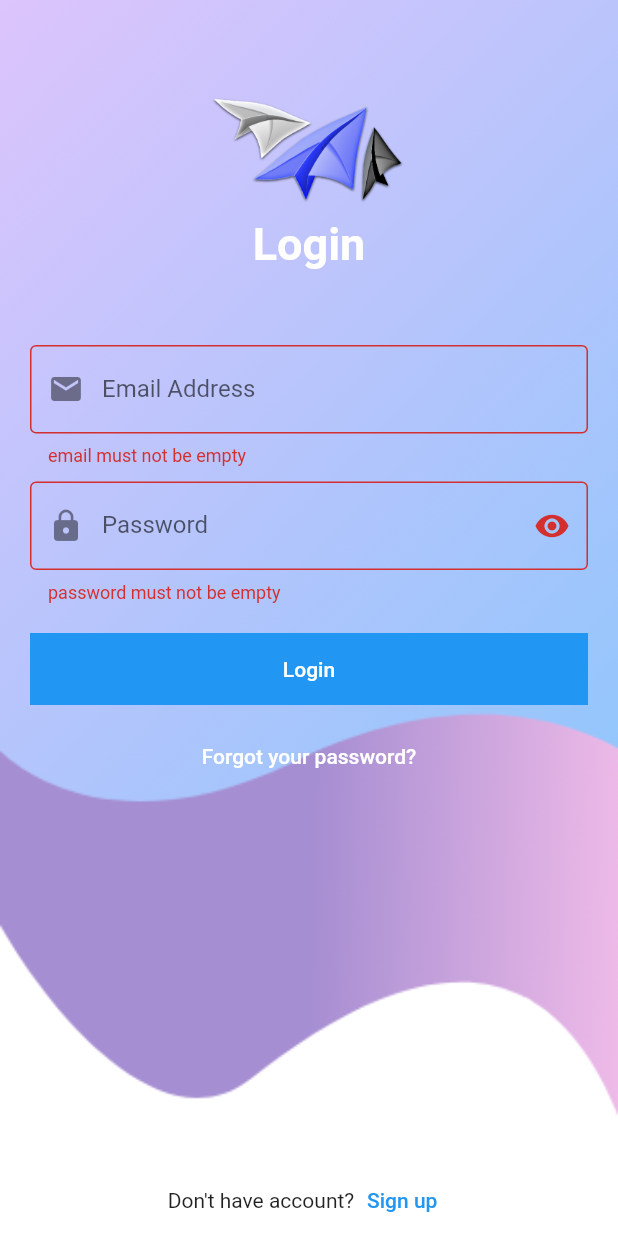
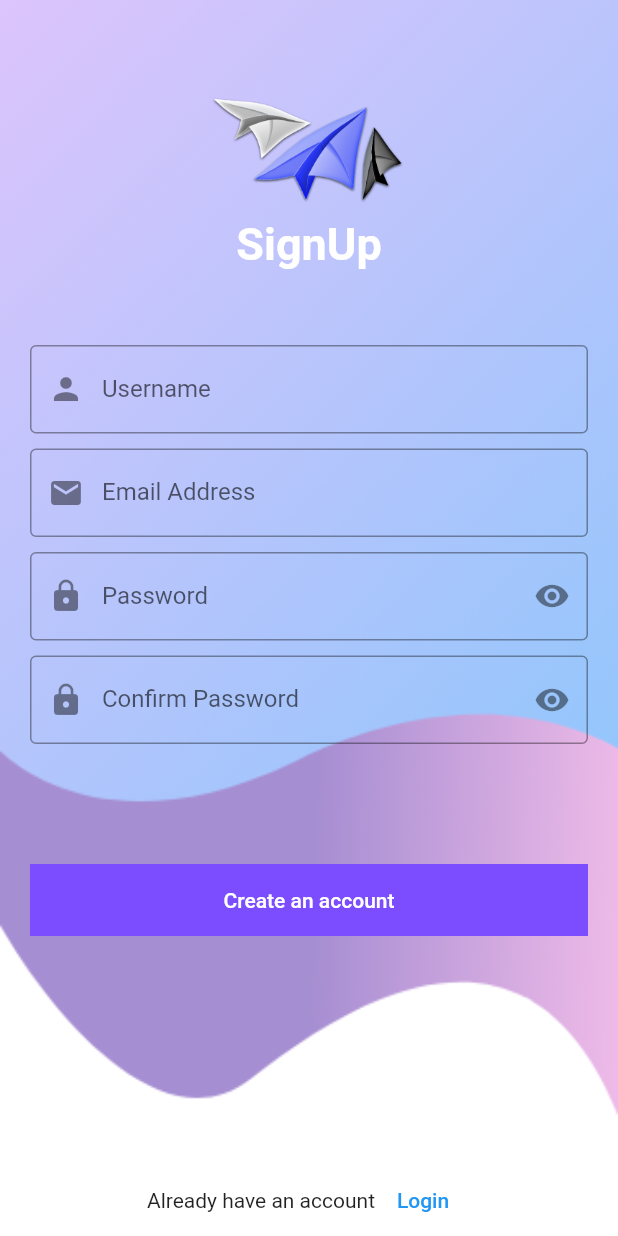
Before and after one commit to AyoubOuazizi/chatApp, a Flutter app: the screen it shows after launch, after a tap on "Login", after a tap on "Sign up", on a phone screen of 412 x 824 dp. Run offline on Flutter 3.47's test engine with Material 2 defaults, Android fonts, the phone set to English and light mode, and no system bars.

Commit message:
Sign up added & login modified

```diff
--- /dev/null
+++ b/chat_app/lib/modules/SignUp/SignUp_screen.dart
@@ -0,0 +1,180 @@
+import 'package:chat_app/modules/login/login_screen.dart';
+import 'package:flutter/material.dart';
+
+class SignUpScreen extends StatelessWidget {
+
+  var usernameController = TextEditingController();
+  var emailController = TextEditingController();
+  var passwordController = TextEditingController();
+  var confirmPasswordController = TextEditingController();
+
+  @override
+  Widget build(BuildContext context) {
+    return Scaffold(
+      body: Container(
+          width: double.infinity,
+          height: double.infinity,
+          decoration: const BoxDecoration(
+              image: DecorationImage(
+                image: AssetImage("assets/images/backLogin.png"),
+                fit: BoxFit.cover,
+              )
+          ),
+
+          child: Padding(
+            padding: const EdgeInsets.only(
+              top: 20.0,
+              left: 20.0,
+              right: 20.0,
+            ),
+            child: Column(
+              children: [
+                Expanded(
+                    child: SingleChildScrollView(
+                      child: Column(
+                        children: [
+                          Stack(
+                            alignment: Alignment.bottomCenter,
+                            children: [
+                              Padding(
+                                padding: EdgeInsetsDirectional.only(
+                                  bottom: 10.0,
+                                ),
+                                child: Image(
+                                  image: AssetImage('assets/images/logo.png'),
+                                  height: 150.0,
+                                  width: 150.0,
+                                ),
+                              ),
+                              Text(
+                                'SignUp',
+                                style: TextStyle(
+                                  fontSize: 30.0,
+                                  fontWeight: FontWeight.bold,
+                                  color: Colors.white,
+                                ),
+                              ),
+                            ],
+                          ),
+                          const SizedBox(
+                            height: 50.0,
+                          ),
+                          TextFormField(
+                            controller: usernameController,
+                            keyboardType: TextInputType.text,
+                            onFieldSubmitted: (value) {},
+                            decoration: InputDecoration(
+                              labelText: "Username",
+                              prefixIcon: Icon(
+                                Icons.person,
+                              ),
+                              border: OutlineInputBorder(),
+                            ),
+                          ),
+                          const SizedBox(
+                            height: 10.0,
+                          ),
+                          TextFormField(
+                            controller: emailController,
+                            keyboardType: TextInputType.emailAddress,
+                            onFieldSubmitted: (value) {},
+                            decoration: InputDecoration(
+                              labelText: "Email Address",
+                              prefixIcon: Icon(
+                                Icons.email,
+                              ),
+                              border: OutlineInputBorder(),
+                            ),
+                          ),
+                          const SizedBox(
+                            height: 10.0,
+                          ),
+                          TextFormField(
+                            controller: passwordController,
+                            keyboardType: TextInputType.visiblePassword,
+                            obscureText: true,
+                            onFieldSubmitted: (value) {},
+                            decoration: InputDecoration(
+                              labelText: "Password",
+                              prefixIcon: Icon(
+                                Icons.lock,
+                              ),
+                              suffixIcon: Icon(
+                                Icons.remove_red_eye,
+                              ),
+                              border: OutlineInputBorder(),
+                            ),
+                          ),
+                          const SizedBox(
+                            height: 10.0,
+                          ),
+                          TextFormField(
+                            controller: confirmPasswordController,
+                            keyboardType: TextInputType.visiblePassword,
+                            obscureText: true,
+                            onFieldSubmitted: (value) {},
+                            decoration: InputDecoration(
+                              labelText: "Confirm Password",
+                              prefixIcon: Icon(
+                                Icons.lock,
+                              ),
+                              suffixIcon: Icon(
+                                Icons.remove_red_eye,
+                              ),
+                              border: OutlineInputBorder(),
+                            ),
+                          ),
+                          const SizedBox(
+                            height: 80,
+                          ),
+                          Container(
+                            width: double.infinity,
+                            color: Colors.deepPurpleAccent,
+
+                            child: MaterialButton(
+                              onPressed: () {},
+                              child: Text(
+                                'Create an account',
+                                style: TextStyle(
+                                  color: Colors.white,
+                                ),
+                              ),
+                            ),
+                          ),
+
+                        ],
+                      ),
+
+                    ),
+                ),
+                Row(
+                  mainAxisAlignment: MainAxisAlignment.center,
+                  children: [
+                    Text(
+                        "Already have an account"
+                    ),
+                    TextButton(
+                      onPressed: () {
+                        Navigator.pushReplacement(
+                          context,
+                          MaterialPageRoute(
+                            builder: (context) => LoginScreen(),
+                          ),
+                        );
+                      },
+                      child: Text(
+                        "Login",
+                      ),
+                    ),
+                  ],
+                ),
+              ],
+
+            ),
+          )
+
+      ),
+    );
+  }
+
+}
--- a/chat_app/lib/modules/login/login_screen.dart
+++ b/chat_app/lib/modules/login/login_screen.dart
@@ -1,4 +1,5 @@
 import 'package:chat_app/layout/home_layout.dart';
+import 'package:chat_app/modules/SignUp/SignUp_screen.dart';
 import 'package:flutter/material.dart';
 
 class LoginScreen extends StatelessWidget {
@@ -150,7 +151,14 @@ class LoginScreen extends StatelessWidget {
                       "Don't have account?"
                   ),
                   TextButton(
-                    onPressed: (){},
+                    onPressed: (){
+                      Navigator.pushReplacement(
+                        context,
+                        MaterialPageRoute(
+                          builder: (context) => SignUpScreen(),
+                        ),
+                      );
+                    },
                     child: Text(
                       "Sign up",
                     ),
```
